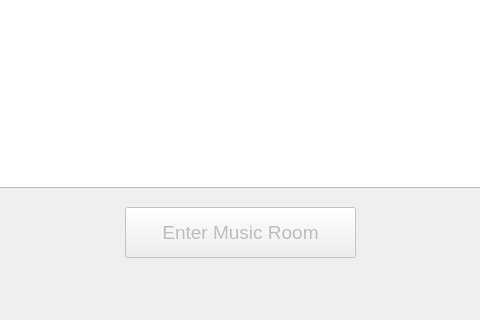
First picture: the form in hostwindow.ui, repository Mamad-MD/JukeBox-MusicPlayer-, before the edit; both pictures show x 155 to 635 and y 423 to 743 of the 822 by 743 pixel window.
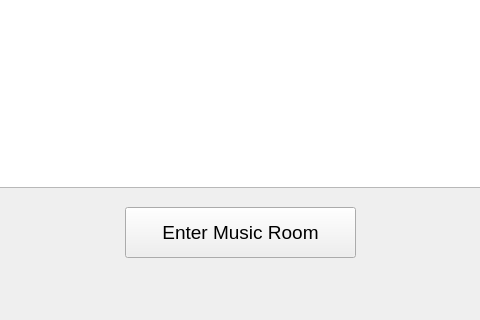
Second picture: the form after the edit.

What changed in the file:
```diff
--- a/hostwindow.ui
+++ b/hostwindow.ui
@@ -183,7 +183,7 @@
    </widget>
    <widget class="QPushButton" name="PushButton_GoToMusicRoom">
     <property name="enabled">
-     <bool>false</bool>
+     <bool>true</bool>
     </property>
     <property name="geometry">
      <rect>
```
